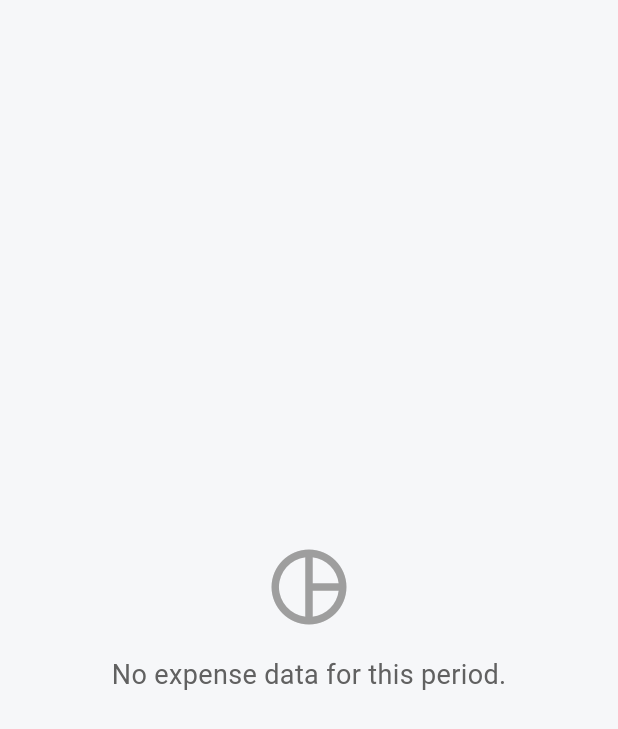
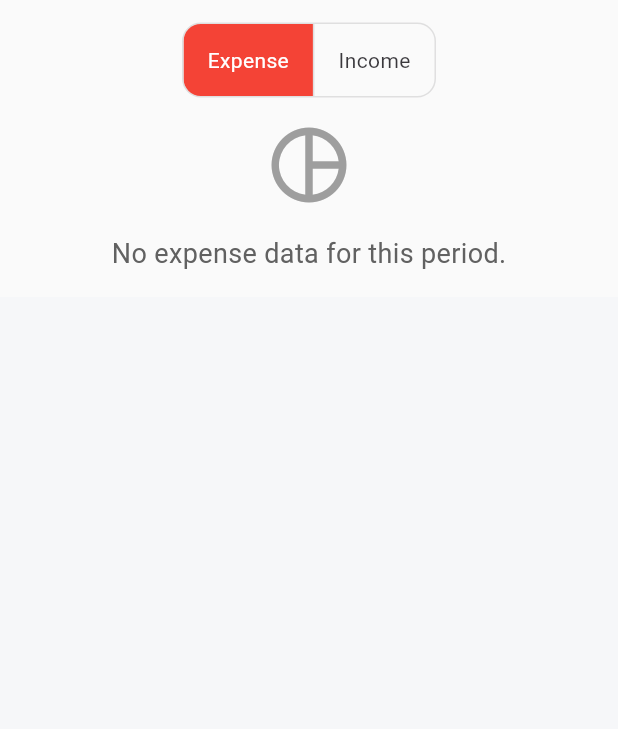
Before and after one commit to joshua825230159-code/Xpense, a Flutter app: the StatsScreen widget shown alone on an empty page, opened directly with empty values, on a phone screen of 412 x 824 dp. Shown: the top 729 px of the screen. Run offline on Flutter 3.47's test engine with Material 3 defaults, Android fonts, the phone set to English and light mode, and no system bars; our stand-ins replace csv, equatable, fl_chart, hive, hive_flutter, share_plus; accounts and stored records are empty.

Commit message:
fix: still show income and expense toggle even if none chore: code formatting

```diff
--- a/lib/screens/stats_screen.dart
+++ b/lib/screens/stats_screen.dart
@@ -92,9 +92,11 @@ class _StatsScreenState extends State<StatsScreen> {
         break;
       case 'Weekly':
         final startOfWeek = now.subtract(Duration(days: now.weekday - 1));
-        final firstDayOfWeek = DateTime(startOfWeek.year, startOfWeek.month, startOfWeek.day);
+        final firstDayOfWeek =
+            DateTime(startOfWeek.year, startOfWeek.month, startOfWeek.day);
         periodTransactions = widget.transactions.where((t) {
-          return t.date.isAfter(firstDayOfWeek.subtract(const Duration(seconds: 1)));
+          return t.date
+              .isAfter(firstDayOfWeek.subtract(const Duration(seconds: 1)));
         }).toList();
         break;
       case 'Yearly':
@@ -118,10 +120,12 @@ class _StatsScreenState extends State<StatsScreen> {
     for (var transaction in periodTransactions) {
       final category = transaction.category ?? 'Uncategorized';
       if (transaction.type == TransactionType.expense) {
-        expenseData[category] = (expenseData[category] ?? 0) + transaction.amount;
+        expenseData[category] =
+            (expenseData[category] ?? 0) + transaction.amount;
         _totalExpense += transaction.amount;
       } else {
-        incomeData[category] = (incomeData[category] ?? 0) + transaction.amount;
+        incomeData[category] =
+            (incomeData[category] ?? 0) + transaction.amount;
         _totalIncome += transaction.amount;
       }
     }
@@ -139,32 +143,24 @@ class _StatsScreenState extends State<StatsScreen> {
   }
 
   Map<String, double> get _activeCategoryData {
-    return _selectedType == TransactionType.expense ? _expenseByCategory : _incomeByCategory;
+    return _selectedType == TransactionType.expense
+        ? _expenseByCategory
+        : _incomeByCategory;
   }
 
   double get _totalForActiveType {
-    return _selectedType == TransactionType.expense ? _totalExpense : _totalIncome;
+    return _selectedType == TransactionType.expense
+        ? _totalExpense
+        : _totalIncome;
   }
 
   @override
   Widget build(BuildContext context) {
-    final bool noData = _selectedType == TransactionType.expense ? _expenseByCategory.isEmpty : _incomeByCategory.isEmpty;
+    final bool noData = _selectedType == TransactionType.expense
+        ? _expenseByCategory.isEmpty
+        : _incomeByCategory.isEmpty;
 
-    return noData
-        ? Center(
-      child: Column(
-        mainAxisAlignment: MainAxisAlignment.center,
-        children: [
-          const Icon(Icons.pie_chart_outline, size: 60, color: Colors.grey),
-          const SizedBox(height: 16),
-          Text(
-            'No ${_selectedType.name} data for this period.',
-            style: TextStyle(fontSize: 18, color: Colors.grey.shade700),
-          ),
-        ],
-      ),
-    )
-        : Container(
+    return Container(
       color: Colors.grey.shade50,
       child: SingleChildScrollView(
         padding: const EdgeInsets.fromLTRB(16.0, 0, 16.0, 16.0),
@@ -172,11 +168,63 @@ class _StatsScreenState extends State<StatsScreen> {
           crossAxisAlignment: CrossAxisAlignment.start,
           children: [
             const SizedBox(height: 15),
-            _buildStatisticsCard(),
+            _buildToggleButtons(),
             const SizedBox(height: 15),
-            _buildExpensesList(),
+            if (noData)
+              Center(
+                child: Column(
+                  mainAxisAlignment: MainAxisAlignment.center,
+                  children: [
+                    const Icon(Icons.pie_chart_outline,
+                        size: 60, color: Colors.grey),
+                    const SizedBox(height: 16),
+                    Text(
+                      'No ${_selectedType.name} data for this period.',
+                      style:
+                          TextStyle(fontSize: 18, color: Colors.grey.shade700),
+                    ),
+                  ],
+                ),
+              )
+            else ...[
+              _buildStatisticsCard(),
+              const SizedBox(height: 15),
+              _buildExpensesList(),
+            ],
           ],
         ),
+      ),
+    );
+  }
+
+  Widget _buildToggleButtons() {
+    return Center(
+      child: ToggleButtons(
+        isSelected: [
+          _selectedType == TransactionType.expense,
+          _selectedType == TransactionType.income,
+        ],
+        onPressed: (index) {
+          setState(() {
+            _selectedType =
+                index == 0 ? TransactionType.expense : TransactionType.income;
+            _touchedIndex = -1;
+          });
+        },
+        borderRadius: BorderRadius.circular(12),
+        selectedColor: Colors.white,
+        fillColor:
+            _selectedType == TransactionType.expense ? Colors.red : Colors.green,
+        children: const [
+          Padding(
+            padding: EdgeInsets.symmetric(horizontal: 16),
+            child: Text('Expense'),
+          ),
+          Padding(
+            padding: EdgeInsets.symmetric(horizontal: 16),
+            child: Text('Income'),
+          ),
+        ],
       ),
     );
   }
@@ -203,41 +251,14 @@ class _StatsScreenState extends State<StatsScreen> {
             style: TextStyle(fontSize: 18, fontWeight: FontWeight.bold),
           ),
           const SizedBox(height: 12),
-          Center(
-            child: ToggleButtons(
-              isSelected: [
-                _selectedType == TransactionType.expense,
-                _selectedType == TransactionType.income,
-              ],
-              onPressed: (index) {
-                setState(() {
-                  _selectedType = index == 0 ? TransactionType.expense : TransactionType.income;
-                  _touchedIndex = -1;
-                });
-              },
-              borderRadius: BorderRadius.circular(12),
-              selectedColor: Colors.white,
-              fillColor: _selectedType == TransactionType.expense ? Colors.red : Colors.green,
-              children: const [
-                Padding(
-                  padding: EdgeInsets.symmetric(horizontal: 16),
-                  child: Text('Expense'),
-                ),
-                Padding(
-                  padding: EdgeInsets.symmetric(horizontal: 16),
-                  child: Text('Income'),
-                ),
-              ],
-            ),
-          ),
-          const SizedBox(height: 12),
           Row(
             crossAxisAlignment: CrossAxisAlignment.center,
             children: [
               Expanded(
                 child: Container(
                   height: 160,
-                  padding: const EdgeInsets.symmetric(vertical: 8.0, horizontal: 12.0),
+                  padding: const EdgeInsets.symmetric(
+                      vertical: 8.0, horizontal: 12.0),
                   decoration: BoxDecoration(
                     color: Colors.grey.shade100,
                     borderRadius: BorderRadius.circular(12),
@@ -248,11 +269,13 @@ class _StatsScreenState extends State<StatsScreen> {
                       padding: const EdgeInsets.only(right: 12.0),
                       itemCount: _activeCategoryData.length,
                       itemBuilder: (context, index) {
-                        final entry = _activeCategoryData.entries.elementAt(index);
+                        final entry =
+                            _activeCategoryData.entries.elementAt(index);
                         final percentage = (_totalForActiveType > 0)
                             ? (entry.value / _totalForActiveType)
                             : 0.0;
-                        final color = _categoryColors[index % _categoryColors.length];
+                        final color =
+                            _categoryColors[index % _categoryColors.length];
 
                         return Padding(
                           padding: const EdgeInsets.symmetric(vertical: 4.0),
@@ -261,13 +284,16 @@ class _StatsScreenState extends State<StatsScreen> {
                               Expanded(
                                 child: Text(
                                   entry.key,
-                                  style: const TextStyle(fontWeight: FontWeight.w500),
+                                  style: const TextStyle(
+                                      fontWeight: FontWeight.w500),
                                   overflow: TextOverflow.ellipsis,
                                 ),
                               ),
                               Text(
-                                NumberFormat.percentPattern().format(percentage),
-                                style: const TextStyle(fontWeight: FontWeight.bold),
+                                NumberFormat.percentPattern()
+                                    .format(percentage),
+                                style: const TextStyle(
+                                    fontWeight: FontWeight.bold),
                               ),
                               const SizedBox(width: 8),
                               Container(
@@ -296,7 +322,8 @@ class _StatsScreenState extends State<StatsScreen> {
                     PieChart(
                       PieChartData(
                         pieTouchData: PieTouchData(
-                          touchCallback: (FlTouchEvent event, pieTouchResponse) {
+                          touchCallback:
+                              (FlTouchEvent event, pieTouchResponse) {
                             setState(() {
                               if (!event.isInterestedForInteractions ||
                                   pieTouchResponse == null ||
@@ -332,7 +359,6 @@ class _StatsScreenState extends State<StatsScreen> {
     );
   }
 
-
   List<PieChartSectionData> _getChartSections() {
     return _activeCategoryData.entries.mapIndexed((index, entry) {
       final isTouched = index == _touchedIndex;
@@ -349,8 +375,10 @@ class _StatsScreenState extends State<StatsScreen> {
 
   Widget _buildExpensesList() {
     final currencyFormatter =
-    NumberFormat.currency(locale: 'id_ID', symbol: '', decimalDigits: 0);
-    final title = _selectedType == TransactionType.expense ? 'Expenses List' : 'Income List';
+        NumberFormat.currency(locale: 'id_ID', symbol: '', decimalDigits: 0);
+    final title = _selectedType == TransactionType.expense
+        ? 'Expenses List'
+        : 'Income List';
 
     return Container(
       padding: const EdgeInsets.all(24.0),
@@ -368,7 +396,7 @@ class _StatsScreenState extends State<StatsScreen> {
       child: Column(
         crossAxisAlignment: CrossAxisAlignment.start,
         children: [
-           Text(
+          Text(
             title,
             style: const TextStyle(fontSize: 18, fontWeight: FontWeight.bold),
           ),
@@ -376,16 +404,22 @@ class _StatsScreenState extends State<StatsScreen> {
           Row(
             mainAxisAlignment: MainAxisAlignment.spaceBetween,
             children: [
-              Text('Total for ${widget.selectedPeriod}', style: TextStyle(color: Colors.grey.shade600)),
+              Text('Total for ${widget.selectedPeriod}',
+                  style: TextStyle(color: Colors.grey.shade600)),
               Text(
-                NumberFormat.currency(locale: 'id_ID', symbol: 'Rp ', decimalDigits: 0).format(_totalForActiveType),
-                style: const TextStyle(fontWeight: FontWeight.bold, fontSize: 16),
+                NumberFormat.currency(
+                        locale: 'id_ID', symbol: 'Rp ', decimalDigits: 0)
+                    .format(_totalForActiveType),
+                style:
+                    const TextStyle(fontWeight: FontWeight.bold, fontSize: 16),
               ),
             ],
           ),
           const Divider(height: 20),
           ..._activeCategoryData.entries.mapIndexed((index, entry) {
-            final percentage = (_totalForActiveType > 0) ? (entry.value / _totalForActiveType) : 0.0;
+            final percentage = (_totalForActiveType > 0)
+                ? (entry.value / _totalForActiveType)
+                : 0.0;
             final color = _categoryColors[index % _categoryColors.length];
             final icon = _categoryIcons[entry.key] ?? Icons.category;
 
```
